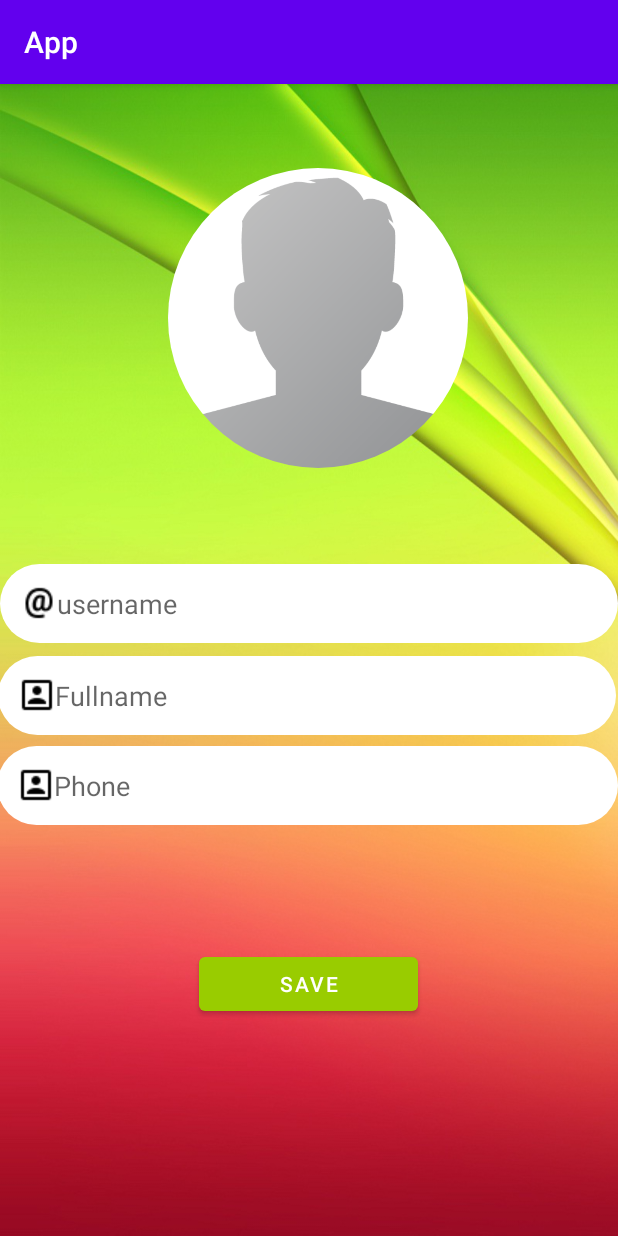
After one commit to HikPb/Project2, an Android app: the SetupActivity screen opened directly, with no data from a screen before it, on a phone screen of 412 x 824 dp. The commit adds this screen. Run offline under Robolectric (Android 15) with nearby library versions, the phone set to English and light mode, and no system bars; our stand-ins replace CircleImageView.

```diff
--- a/app/src/main/AndroidManifest.xml
+++ b/app/src/main/AndroidManifest.xml
@@ -9,7 +9,8 @@
         android:roundIcon="@mipmap/ic_launcher_round"
         android:supportsRtl="true"
         android:theme="@style/Theme.Pr">
-        <activity android:name=".LoginActivity"></activity>
+        <activity android:name=".SetupActivity"></activity>
+        <activity android:name=".LoginActivity" />
         <activity android:name=".RegisterActivity" />
         <activity
             android:name=".MainActivity"
--- a/app/src/main/java/com/example/pr/MainActivity.java
+++ b/app/src/main/java/com/example/pr/MainActivity.java
@@ -130,7 +130,8 @@ public class MainActivity extends AppCompatActivity {
                 break;
 
             case R.id.nav_logout:
-                Toast.makeText(this, "Logout", Toast.LENGTH_SHORT).show();
+                mAuth.signOut();
+                SendUserToLoginActivity();
                 break;
         }
     }
--- /dev/null
+++ b/app/src/main/java/com/example/pr/SetupActivity.java
@@ -0,0 +1,27 @@
+package com.example.pr;
+
+import androidx.appcompat.app.AppCompatActivity;
+
+import android.os.Bundle;
+import android.widget.Button;
+import android.widget.EditText;
+
+import de.hdodenhof.circleimageview.CircleImageView;
+
+public class SetupActivity extends AppCompatActivity {
+
+    private EditText UserName, FullName, Phone;
+    private Button SaveInformationButton;
+    private CircleImageView ProfileImage;
+
+    @Override
+    protected void onCreate(Bundle savedInstanceState) {
+        super.onCreate(savedInstanceState);
+        setContentView(R.layout.activity_setup);
+        UserName = (EditText) findViewById(R.id.setup_username);
+        FullName = (EditText) findViewById(R.id.setup_fullname);
+        Phone = (EditText) findViewById(R.id.setup_phone);
+        SaveInformationButton = (Button) findViewById(R.id.save_information_button);
+        ProfileImage = (CircleImageView) findViewById(R.id.setup_profile_image);
+    }
+}
--- /dev/null
+++ b/app/src/main/res/layout/activity_setup.xml
@@ -0,0 +1,89 @@
+<?xml version="1.0" encoding="utf-8"?>
+<RelativeLayout
+    xmlns:android="http://schemas.android.com/apk/res/android"
+    xmlns:app="http://schemas.android.com/apk/res-auto"
+    xmlns:tools="http://schemas.android.com/tools"
+    android:layout_width="match_parent"
+    android:layout_height="match_parent"
+    android:background="@drawable/register"
+    tools:context=".SetupActivity">
+
+    <de.hdodenhof.circleimageview.CircleImageView
+        android:id="@+id/setup_profile_image"
+        android:layout_width="200dp"
+        android:layout_height="200dp"
+        android:layout_alignParentStart="true"
+        android:layout_alignParentLeft="true"
+        android:layout_alignParentTop="true"
+        android:layout_centerHorizontal="true"
+        android:layout_marginStart="112dp"
+        android:layout_marginLeft="112dp"
+        android:layout_marginTop="56dp"
+        android:src="@drawable/profile">
+
+    </de.hdodenhof.circleimageview.CircleImageView>
+
+    <EditText
+        android:id="@+id/setup_username"
+        android:layout_width="match_parent"
+        android:layout_height="wrap_content"
+        android:layout_alignParentStart="true"
+        android:layout_alignParentTop="true"
+        android:layout_marginTop="320dp"
+        android:ems="10"
+        android:gravity="start|top"
+        android:hint="username"
+        android:inputType="textMultiLine"
+        android:background="@drawable/inputs"
+        android:padding="14dp"
+        android:drawableLeft="@drawable/username"
+        android:layout_alignParentLeft="true" />
+
+    <EditText
+        android:id="@+id/setup_fullname"
+        android:layout_width="match_parent"
+        android:layout_height="wrap_content"
+        android:layout_alignParentStart="true"
+        android:layout_alignParentTop="true"
+        android:layout_alignParentEnd="true"
+        android:layout_centerInParent="true"
+        android:layout_marginStart="-1dp"
+        android:layout_marginTop="381dp"
+        android:layout_marginEnd="1dp"
+        android:background="@drawable/inputs"
+        android:drawableLeft="@drawable/name"
+        android:ems="10"
+        android:gravity="start|top"
+        android:hint="Fullname"
+        android:inputType="textMultiLine"
+        android:padding="14dp" />
+
+    <EditText
+        android:id="@+id/setup_phone"
+        android:layout_width="match_parent"
+        android:layout_height="wrap_content"
+        android:layout_alignParentStart="true"
+        android:layout_alignParentTop="true"
+        android:layout_centerHorizontal="true"
+        android:layout_marginStart="-2dp"
+        android:layout_marginTop="441dp"
+        android:background="@drawable/inputs"
+        android:drawableLeft="@drawable/name"
+        android:ems="10"
+        android:gravity="start|top"
+        android:hint="Phone"
+        android:inputType="textMultiLine"
+        android:padding="14dp" />
+
+    <Button
+        android:id="@+id/save_information_button"
+        android:layout_width="146dp"
+        android:layout_height="wrap_content"
+        android:layout_alignParentBottom="true"
+        android:layout_centerHorizontal="true"
+        android:layout_marginBottom="144dp"
+        android:text="Save"
+        app:backgroundTint="@android:color/holo_green_light" />
+
+
+</RelativeLayout>
```
Also changed, not shown: app/src/main/java/com/example/pr/RegisterActivity.java (+82 -0 lines).
